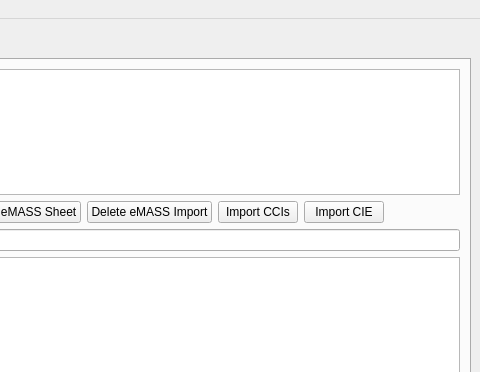
Old version of the form src/stigqter.ui in the repository squinky86/STIGQter; both pictures show x 147 to 627 and y 0 to 372 of the 627 by 757 pixel window.
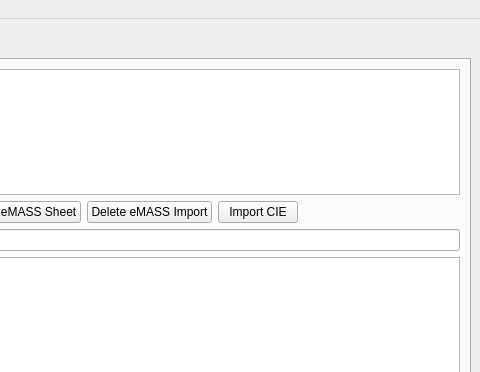
New version of the form.

Patch:
```diff
--- a/src/stigqter.ui
+++ b/src/stigqter.ui
@@ -70,16 +70,6 @@
             </property>
            </widget>
           </item>
-          <item>
-           <widget class="QPushButton" name="btnImportCCIs">
-            <property name="toolTip">
-             <string>Import CCIs from the Web</string>
-            </property>
-            <property name="text">
-             <string>Import CCIs</string>
-            </property>
-           </widget>
-          </item>
           <item>
            <widget class="QPushButton" name="btnImportEmassControl">
             <property name="toolTip">
```
Left out of the diff: 18 changed lines with no effect on the pictures.
